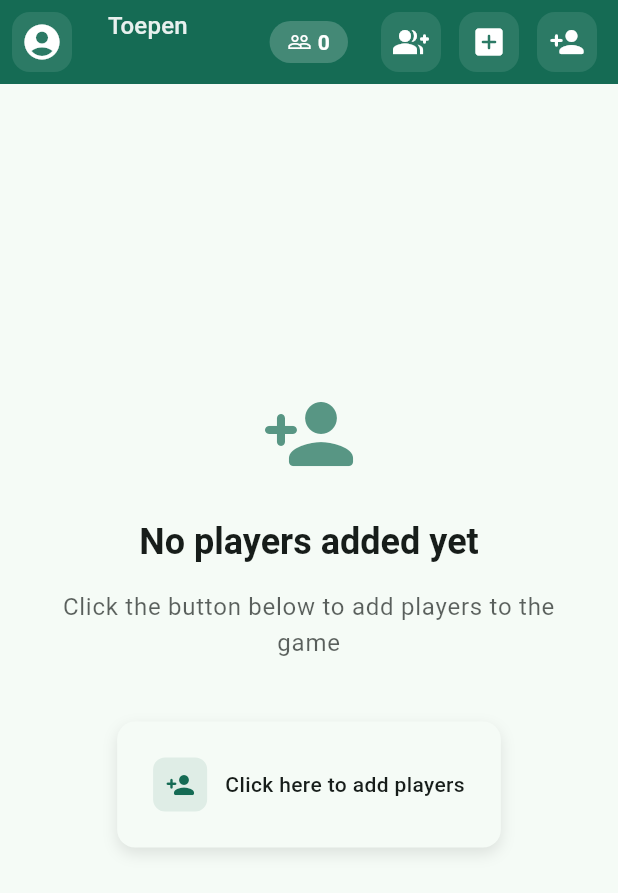
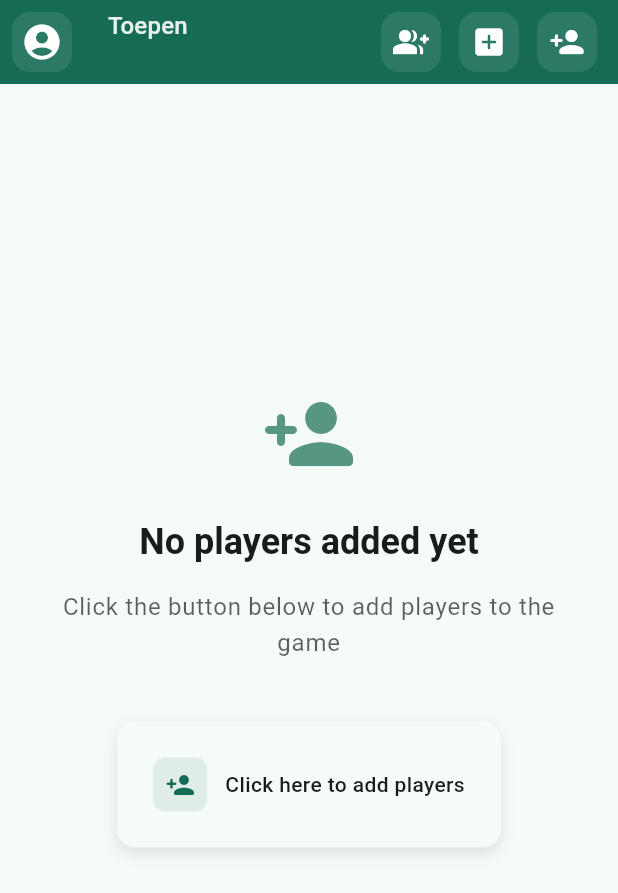
Before and after one commit to Stef1379/Toepen, a Flutter app: the screen it shows once a user with an empty profile is signed in, on a phone screen of 412 x 824 dp. Shown: the top 893 px of the screen. Run offline on Flutter 3.47's test engine with Material 3 defaults, Android fonts, the phone set to English and light mode, and no system bars; our stand-ins replace cloud_firestore, firebase_auth, firebase_core, flutter_dotenv, google_mobile_ads; accounts and stored records are empty; generated files the repository leaves out were written again; network calls fail.

Commit message:
Add Ad toggle
- Add an option to toggle the ad visibility directly within the ad widget.
- Remove redundant player count.

```diff
--- a/lib/ads/load_banner_ad.dart
+++ b/lib/ads/load_banner_ad.dart
@@ -1,6 +1,8 @@
+import 'package:flutter_gen/gen_l10n/app_localizations.dart';
+
 import 'dart:io' show Platform;
 
-import 'package:flutter/cupertino.dart';
+import 'package:flutter/material.dart';
 import 'package:google_mobile_ads/google_mobile_ads.dart';
 
 class MyBannerAdWidget extends StatefulWidget {
@@ -16,7 +18,7 @@ class MyBannerAdWidget extends StatefulWidget {
 
   MyBannerAdWidget({
     super.key,
-    this.adSize = AdSize.banner,
+    this.adSize = AdSize.banner
   });
 
   @override
@@ -26,6 +28,7 @@ class MyBannerAdWidget extends StatefulWidget {
 class _MyBannerAdWidgetState extends State<MyBannerAdWidget> {
   /// The banner ad to show. This is `null` until the ad is actually loaded.
   BannerAd? _bannerAd;
+  bool showAd = true;
 
   @override
   Widget build(BuildContext context) {
@@ -34,13 +37,43 @@ class _MyBannerAdWidgetState extends State<MyBannerAdWidget> {
         width: widget.adSize.width.toDouble(),
         height: widget.adSize.height.toDouble(),
         child: _bannerAd == null
-        // Nothing to render yet.
             ? const SizedBox()
-        // The actual ad.
-            : AdWidget(ad: _bannerAd!),
+            : Stack(
+          alignment: Alignment.center,
+          children: [
+            // Centered Ad
+            if (showAd)
+              Center(
+                child: AdWidget(ad: _bannerAd!),
+              ),
+            // Toggle button positioned on the right
+            Positioned(
+              right: 8,
+              child: FilledButton.tonal(
+                onPressed: () => setState(() => showAd = !showAd),
+                style: FilledButton.styleFrom(
+                  visualDensity: VisualDensity.compact,
+                  padding: const EdgeInsets.symmetric(
+                    horizontal: 12,
+                    vertical: 8,
+                  ),
+                  shape: RoundedRectangleBorder(
+                    borderRadius: BorderRadius.circular(8),
+                  ),
+                ),
+                child: Icon(
+                  showAd ? Icons.visibility_off : Icons.visibility,
+                  size: 18,
+                  color: Theme.of(context).colorScheme.onSecondaryContainer,
+                ),
+              ),
+            ),
+          ],
+        ),
       ),
     );
   }
+
 
   @override
   void initState() {
--- a/lib/l10n/app_en.arb
+++ b/lib/l10n/app_en.arb
@@ -120,5 +120,6 @@
   "reauthorizeRequired": "Reauthorization required",
   "reauthorizeDescription": "For this action you need to sign in again to confirm your identity.",
   "wrongPassword": "Wrong password",
-  "reauthorizationFailed": "Reauthorization failed"
+  "reauthorizationFailed": "Reauthorization failed",
+  "toggleShowAd": "Toggle Ad"
 }
--- a/lib/l10n/app_nl.arb
+++ b/lib/l10n/app_nl.arb
@@ -113,5 +113,6 @@
   "reauthorizeRequired": "Herauthorisatie vereist",
   "reauthorizeDescription": "Voor deze actie moet je opnieuw inloggen om je identiteit te bevestigen.",
   "wrongPassword": "Onjuist wachtwoord",
-  "reauthorizationFailed": "Herauthorisatie mislukt"
+  "reauthorizationFailed": "Herauthorisatie mislukt",
+  "toggleShowAd": "Geef reclame weer"
 }
--- a/lib/main.dart
+++ b/lib/main.dart
@@ -179,34 +179,6 @@ class TopBar extends StatelessWidget {
                               fontWeight: FontWeight.normal,
                             ),
                             overflow: TextOverflow.ellipsis,
-                          ),
-                        ],
-                      ),
-                    ),
-                    Container(
-                      padding: const EdgeInsets.symmetric(
-                        horizontal: 12,
-                        vertical: 4,
-                      ),
-                      decoration: BoxDecoration(
-                        color: theme.colorScheme.onPrimary.withValues(alpha: 0.2),
-                        borderRadius: BorderRadius.circular(16),
-                      ),
-                      child: Row(
-                        mainAxisSize: MainAxisSize.min,
-                        children: [
-                          Icon(
-                            Icons.people_outline,
-                            size: 16,
-                            color: theme.colorScheme.onPrimary,
-                          ),
-                          const SizedBox(width: 4),
-                          Text(
-                            '${appState.currentGame.players?.length ?? 0}',
-                            style: theme.textTheme.bodyMedium?.copyWith(
-                              color: theme.colorScheme.onPrimary,
-                              fontWeight: FontWeight.bold,
-                            ),
                           ),
                         ],
                       ),
```
